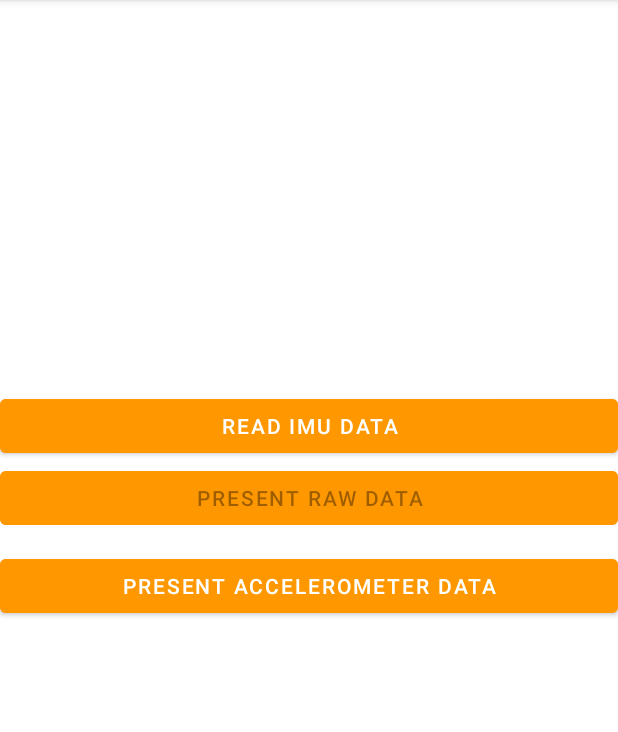
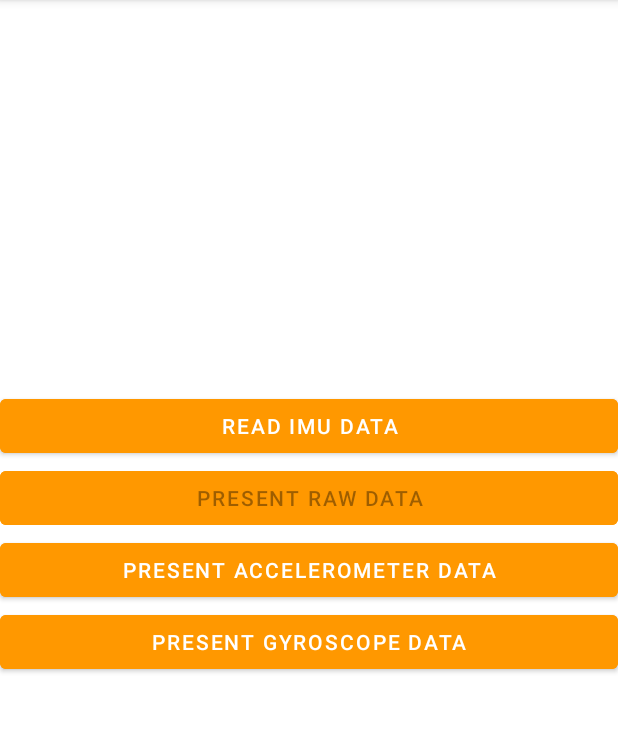
Before and after one commit to Bebido/imudr, an Android app: the screen it shows after launch (MainActivity), on a phone screen of 412 x 824 dp, the part 84-816 px from its top. Run offline under Robolectric (Android 15) with nearby library versions, the phone set to English and light mode, and no system bars.

Commit message:
Display chart with Gyroscope data

```diff
--- a/app/src/main/AndroidManifest.xml
+++ b/app/src/main/AndroidManifest.xml
@@ -15,11 +15,13 @@
         android:roundIcon="@mipmap/ic_launcher_round"
         android:supportsRtl="true"
         android:theme="@style/Theme.Imudr">
+        <activity android:name=".ChartGyro250dpsActivity"></activity>
         <activity android:name=".ChartAcc2gActivity" />
         <activity android:name=".ChartRawActivity" />
         <activity android:name=".MainActivity">
             <intent-filter>
                 <action android:name="android.intent.action.MAIN" />
+
                 <category android:name="android.intent.category.LAUNCHER" />
             </intent-filter>
         </activity>
--- a/app/src/main/res/layout/activity_main.xml
+++ b/app/src/main/res/layout/activity_main.xml
@@ -39,10 +39,22 @@
         android:backgroundTint="#FF9800"
         android:onClick="presentAcc2g"
         android:text="Present accelerometer data"
+        app:layout_constraintEnd_toEndOf="parent"
+        app:layout_constraintHorizontal_bias="0.0"
+        app:layout_constraintStart_toStartOf="parent"
+        app:layout_constraintTop_toBottomOf="@+id/presentDataButton" />
+
+    <Button
+        android:id="@+id/presentGyro250dpsButton"
+        android:layout_width="0dp"
+        android:layout_height="wrap_content"
+        android:backgroundTint="#FF9800"
+        android:onClick="presentGyro250dps"
+        android:text="Present Gyroscope Data"
         app:layout_constraintBottom_toBottomOf="parent"
         app:layout_constraintEnd_toEndOf="parent"
         app:layout_constraintStart_toStartOf="parent"
-        app:layout_constraintTop_toBottomOf="@+id/presentDataButton"
-        app:layout_constraintVertical_bias="0.029" />
+        app:layout_constraintTop_toBottomOf="@+id/presentAcc2gButton"
+        app:layout_constraintVertical_bias="0.0" />
 
 </androidx.constraintlayout.widget.ConstraintLayout>
```
Also changed, not shown: app/src/main/java/com/imudr/ChartGyro250dpsActivity.java (added, +81 -0 lines), app/src/main/java/com/imudr/MainActivity.java (+8 -0 lines), app/src/main/res/layout/activity_chart_gyro250dps.xml (added, +13 -0 lines).
